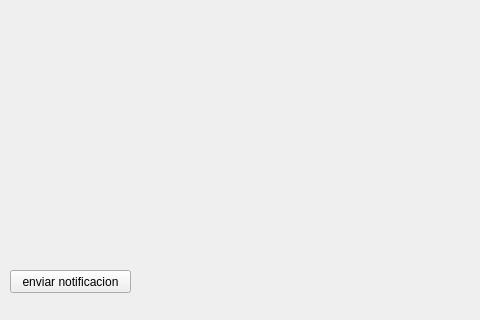
This is src/view/ui/admin_view.ui in DavidTabuyo/SIFABUL as Qt 5 draws it before an edit; both pictures show x 320 to 800 and y 280 to 600 of the 800 by 600 pixel window. The edited form follows.
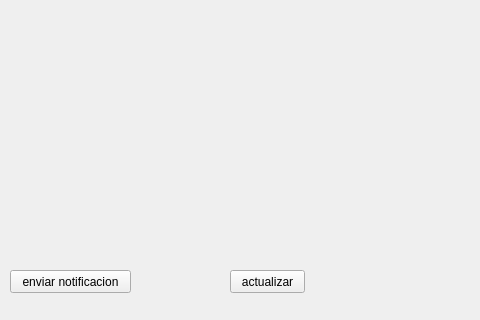
This is the edited form.

Commit message: avanzado admin view

The edit to the form file:
```diff
--- a/src/view/ui/admin_view.ui
+++ b/src/view/ui/admin_view.ui
@@ -75,6 +75,19 @@
     </property>
     <layout class="QVBoxLayout" name="notifications_layout"/>
    </widget>
+   <widget class="QPushButton" name="update_btn">
+    <property name="geometry">
+     <rect>
+      <x>550</x>
+      <y>550</y>
+      <width>75</width>
+      <height>23</height>
+     </rect>
+    </property>
+    <property name="text">
+     <string>actualizar</string>
+    </property>
+   </widget>
   </widget>
  </widget>
  <resources/>
```
The commit also changes 3 other files.
